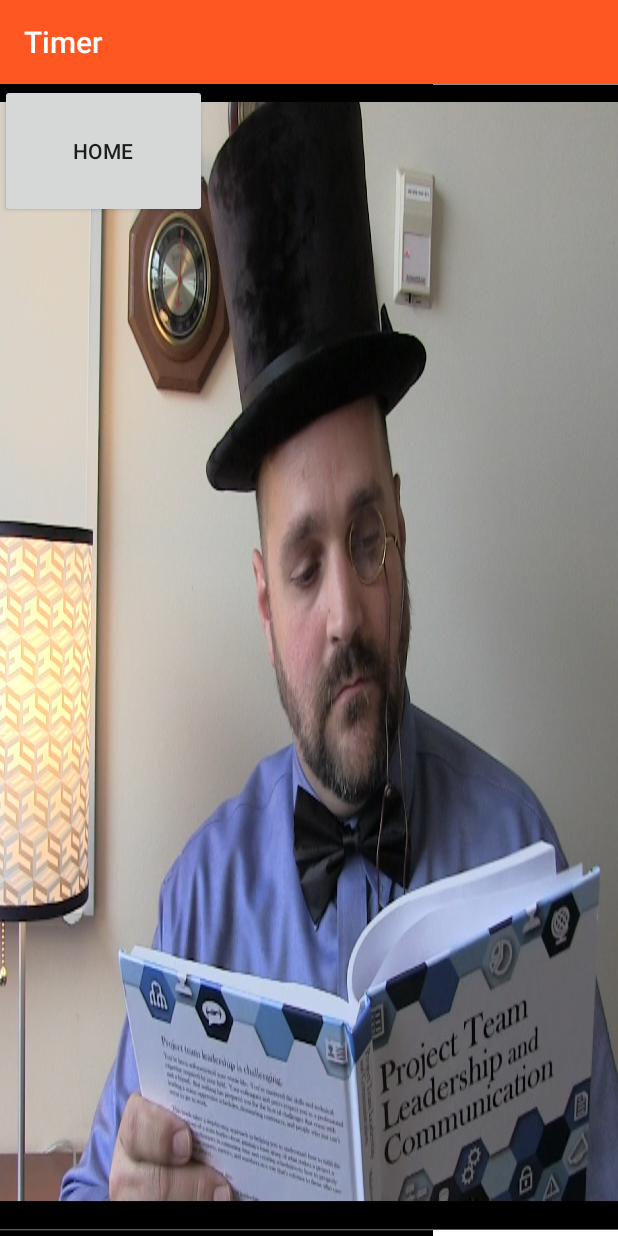
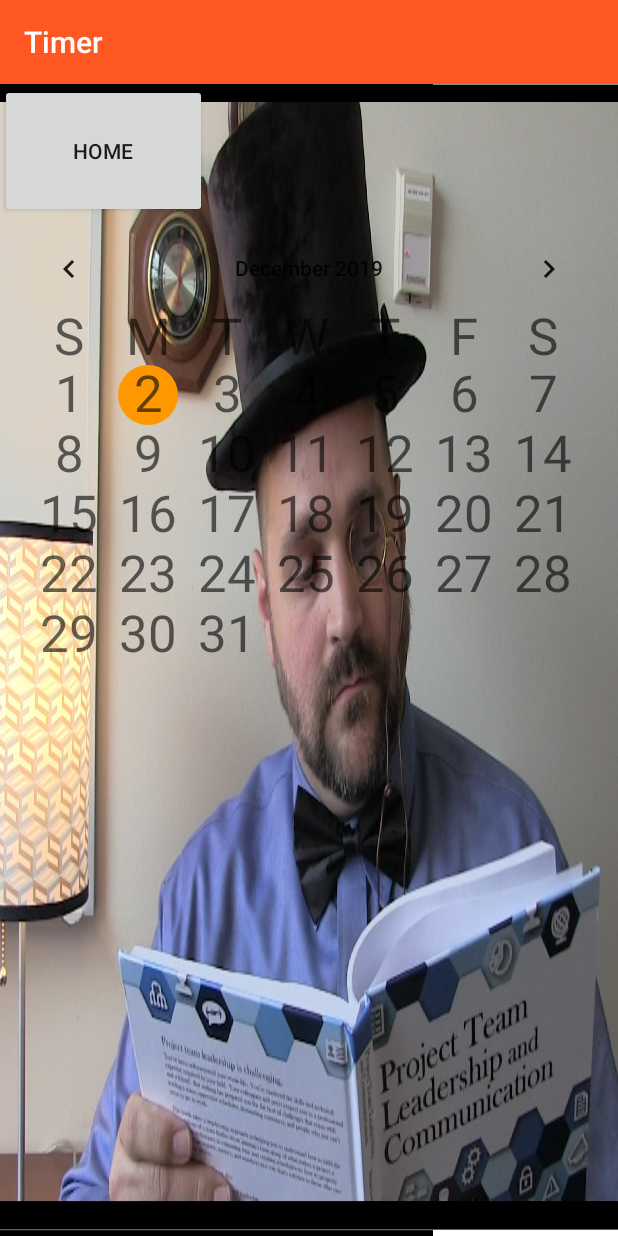
Before and after one commit to mr2527/Timer, an Android app: the calendar screen opened directly, with no data from a screen before it, on a phone screen of 412 x 824 dp. Run offline under Robolectric (Android 15) with nearby library versions, the phone set to English and light mode, and no system bars.

Commit message:
calendar added

```diff
--- a/app/src/main/res/layout/activity_calendar.xml
+++ b/app/src/main/res/layout/activity_calendar.xml
@@ -14,13 +14,25 @@
         android:orientation="vertical"
         app:layout_constraintBottom_toBottomOf="parent"
         app:layout_constraintEnd_toEndOf="parent"
+        app:layout_constraintHorizontal_bias="1.0"
         app:layout_constraintStart_toStartOf="parent"
-        app:layout_constraintTop_toTopOf="parent">
+        app:layout_constraintTop_toTopOf="parent"
+        app:layout_constraintVertical_bias="1.0">
 
         <Button
             android:id="@+id/Home"
             android:layout_width="138dp"
             android:layout_height="89dp"
             android:text="@string/home" />
+
+        <CalendarView
+            android:id="@+id/calendarView"
+            android:layout_width="match_parent"
+            android:layout_height="496dp"
+            android:dateTextAppearance="@style/TextAppearance.AppCompat.Display1"
+            android:focusedMonthDateColor="#EB0000"
+            android:selectedDateVerticalBar="@drawable/bricks"
+            android:unfocusedMonthDateColor="#EE0F0F"
+            android:weekDayTextAppearance="@style/TextAppearance.AppCompat.Display1" />
     </LinearLayout>
 </androidx.constraintlayout.widget.ConstraintLayout>
```
